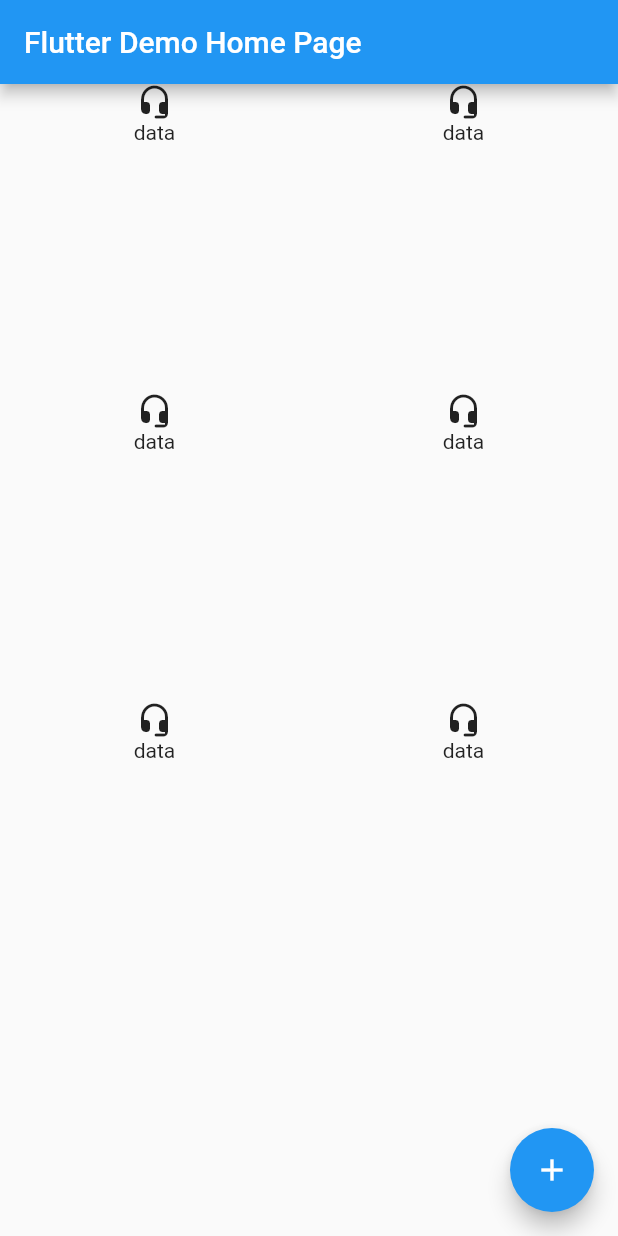
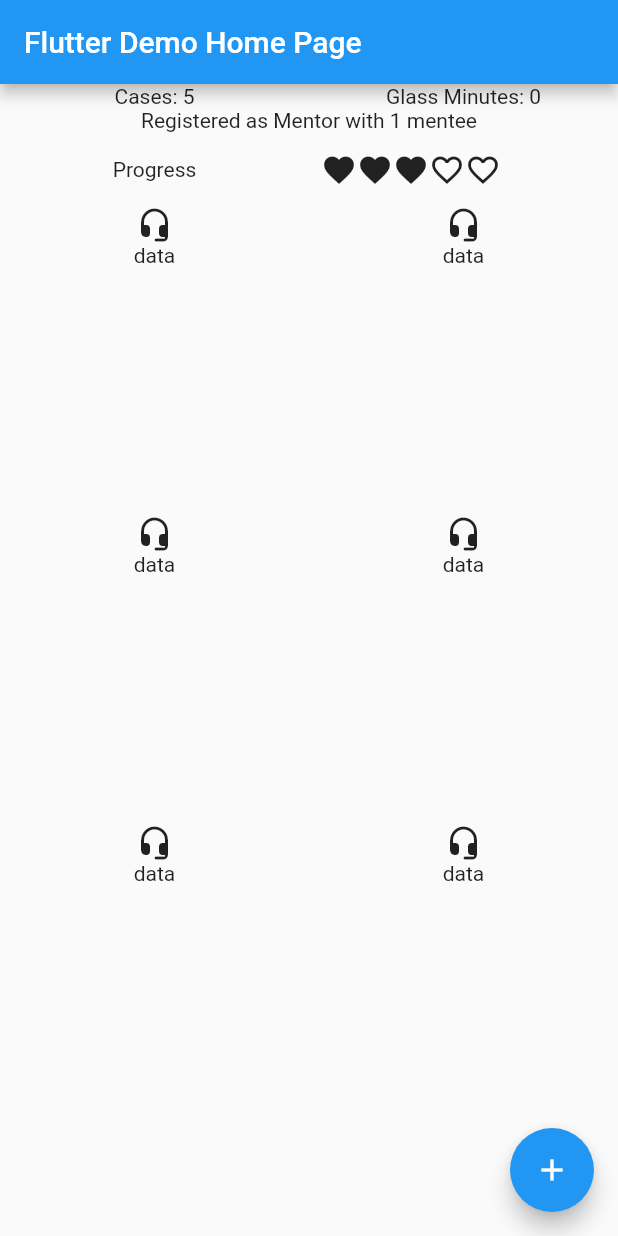
Before and after one commit to rhausman/pocket-doc, a Flutter app: the screen it shows after launch, on a phone screen of 412 x 824 dp. Run offline on Flutter 3.47's test engine with Material 2 defaults, Android fonts, the phone set to English and light mode, and no system bars.

Commit message:
displaying DashboardStats and OptionMenu simoultaneously

```diff
--- a/lib/main.dart
+++ b/lib/main.dart
@@ -9,7 +9,7 @@ class MyApp extends StatelessWidget {
   @override
   Widget build(BuildContext context) {
     return MaterialApp(
-      title: 'Main Menu',
+      title: 'Dashboard Menu',
       theme: ThemeData(
         // This is the theme of your application.
         //
@@ -59,6 +59,47 @@ class _MyHomePageState extends State<MyHomePage> {
     });
   }
 
+  Widget DashboardStats() {
+    return Center(
+      child: Column(
+        mainAxisAlignment: MainAxisAlignment.spaceBetween,
+        children: [
+          Row(
+            children: [
+              Expanded(
+                child: Text('Cases: 5', textAlign: TextAlign.center),
+              ),
+              Expanded(
+                child: Text('Glass Minutes: 0', textAlign: TextAlign.center),
+              ),
+            ],
+          ),
+          Row(children: [
+            Expanded(
+              child: Text('Registered as Mentor with 1 mentee',
+                  textAlign: TextAlign.center),
+            )
+          ]),
+          Row(children: [
+            Expanded(child: Text('Progress', textAlign: TextAlign.center)),
+            Expanded(
+                child: SizedBox(
+                    height: 50.0,
+                    child: ListView(
+                        scrollDirection: Axis.horizontal,
+                        padding: const EdgeInsets.all(8),
+                        children: List.generate(
+                            5,
+                            (int index) => Icon(index < 3
+                                ? Icons.favorite
+                                : Icons.favorite_border),
+                            growable: true))))
+          ])
+        ],
+      ),
+    );
+  }
+
   Widget OptionMenu() {
     return GridView.count(
         crossAxisCount: 2,
@@ -86,7 +127,13 @@ class _MyHomePageState extends State<MyHomePage> {
       body: Center(
           // Center is a layout widget. It takes a single child and positions it
           // in the middle of the parent.
-          child: OptionMenu()),
+          //OptionMenu()
+          child: Column(
+              mainAxisAlignment: MainAxisAlignment.end,
+              children: <Widget>[
+            DashboardStats(),
+            Flexible(child: OptionMenu())
+          ])),
 
       floatingActionButton: FloatingActionButton(
         onPressed: _incrementCounter,
```
